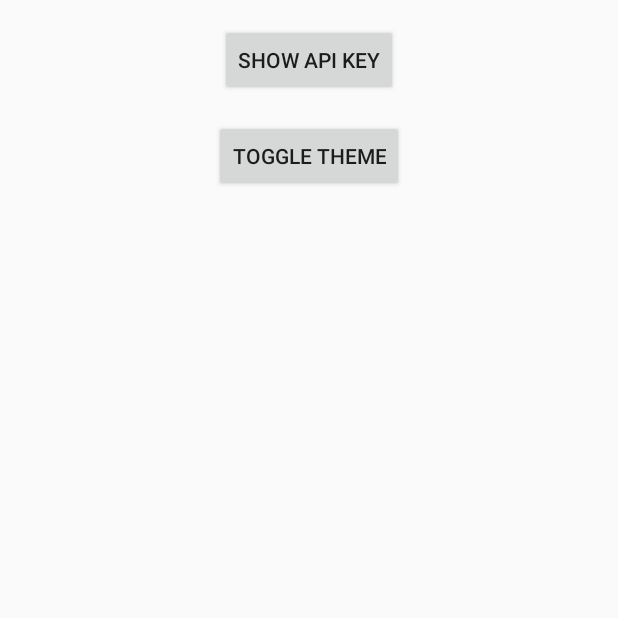
After one commit to catgirlsaresexy/mobile, an Android app: the fragment SettingsFragment placed in its activity, on a phone screen of 412 x 824 dp, the top half of it. The commit adds this screen. Run offline under Robolectric (Android 15) with nearby library versions, the phone set to English and light mode, and no system bars; libraries missing offline, so code that uses them is left out: androidx.core.widget; network calls fail; 1 statement that could not run was skipped.

Commit message:
Made settings screen

```diff
--- a/app/src/main/java/sexy/catgirlsare/android/api/CatgirlsApi.kt
+++ b/app/src/main/java/sexy/catgirlsare/android/api/CatgirlsApi.kt
@@ -52,7 +52,7 @@ private val api: CatgirlsApi = Retrofit.Builder()
     .build()
     .create(CatgirlsApi::class.java)
 
-private var key: String = ""
+var key: String = ""
 fun setApiKey(apiKey: String) {
     key = apiKey
 }
--- /dev/null
+++ b/app/src/main/java/sexy/catgirlsare/android/ui/settings/SettingsFragment.kt
@@ -0,0 +1,51 @@
+package sexy.catgirlsare.android.ui.settings
+
+import android.app.AlertDialog
+import android.content.ClipData
+import android.content.ClipboardManager
+import android.content.Context.CLIPBOARD_SERVICE
+import android.os.Bundle
+import android.support.v4.app.Fragment
+import android.view.LayoutInflater
+import android.view.ViewGroup
+import androidx.core.content.edit
+import androidx.core.widget.toast
+import kotlinx.android.synthetic.main.settings_fragment.*
+import sexy.catgirlsare.android.R
+import sexy.catgirlsare.android.api.key
+import sexy.catgirlsare.android.prefs
+
+class SettingsFragment : Fragment() {
+
+    override fun onCreateView(inflater: LayoutInflater, container: ViewGroup?, savedInstanceState: Bundle?) =
+        inflater.inflate(R.layout.settings_fragment, container, false)!!
+
+    override fun onActivityCreated(savedInstanceState: Bundle?) {
+        super.onActivityCreated(savedInstanceState)
+
+        showKeyButton.setOnClickListener {
+            AlertDialog.Builder(context)
+                .setMessage(getString(R.string.showKeyMessage).format(key))
+                .setPositiveButton(R.string.showKeyCopy) { _, _ ->
+                    val clipboard = context?.getSystemService(CLIPBOARD_SERVICE) as ClipboardManager?
+                    if (clipboard == null) {
+                        context?.toast(R.string.showKeyCopyError)
+                        return@setPositiveButton
+                    }
+
+                    clipboard.primaryClip = ClipData.newPlainText(getString(R.string.showKeyCopyName), key)
+                }
+                .setNegativeButton(R.string.showKeyDismiss) { dialog, _ ->
+                    dialog.dismiss()
+                }
+                .create()
+                .show()
+        }
+
+        toggleThemeButton.setOnClickListener {
+            prefs.edit {
+                putBoolean("dark", !prefs.getBoolean("dark", false))
+            }
+        }
+    }
+}
--- /dev/null
+++ b/app/src/main/res/layout/settings_fragment.xml
@@ -0,0 +1,29 @@
+<?xml version="1.0" encoding="utf-8"?>
+<android.support.constraint.ConstraintLayout xmlns:android="http://schemas.android.com/apk/res/android"
+    xmlns:app="http://schemas.android.com/apk/res-auto"
+    xmlns:tools="http://schemas.android.com/tools"
+    android:layout_width="match_parent"
+    android:layout_height="match_parent"
+    tools:context="sexy.catgirlsare.android.ui.settings.SettingsFragment">
+
+    <Button
+        android:id="@+id/showKeyButton"
+        android:layout_width="wrap_content"
+        android:layout_height="wrap_content"
+        android:layout_marginTop="16dp"
+        android:text="@string/showKey"
+        app:layout_constraintEnd_toEndOf="parent"
+        app:layout_constraintStart_toStartOf="parent"
+        app:layout_constraintTop_toTopOf="parent" />
+
+    <Button
+        android:id="@+id/toggleThemeButton"
+        android:layout_width="wrap_content"
+        android:layout_height="wrap_content"
+        android:layout_marginTop="16dp"
+        android:text="@string/toggleTheme"
+        app:layout_constraintEnd_toEndOf="parent"
+        app:layout_constraintStart_toStartOf="parent"
+        app:layout_constraintTop_toBottomOf="@+id/showKeyButton" />
+
+</android.support.constraint.ConstraintLayout>
--- a/app/src/main/res/values/strings.xml
+++ b/app/src/main/res/values/strings.xml
@@ -27,4 +27,13 @@
     <string name="logoutMessage">Are you sure you want to log out?</string>
     <string name="logoutConfirm">Log out</string>
     <string name="logoutCancel">Cancel</string>
+
+    <string name="showKey">Show API key</string>
+    <string name="showKeyMessage">Your API key is %s</string>
+    <string name="showKeyCopy">Copy</string>
+    <string name="showKeyDismiss">Dismiss</string>
+    <string name="showKeyCopyName">API key</string>
+    <string name="showKeyCopyError">Could not copy the API key</string>
+
+    <string name="toggleTheme">Toggle theme</string>
 </resources>
```
Also changed, not shown: app/src/main/java/sexy/catgirlsare/android/MainActivity.kt (+6 -2 lines).
